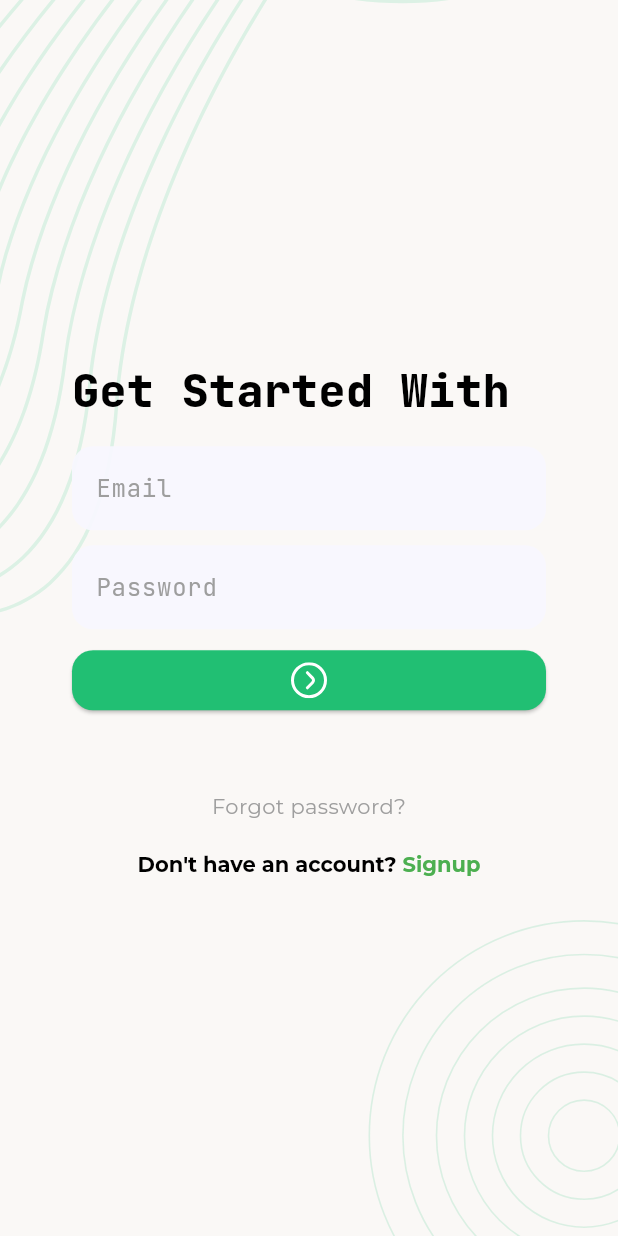
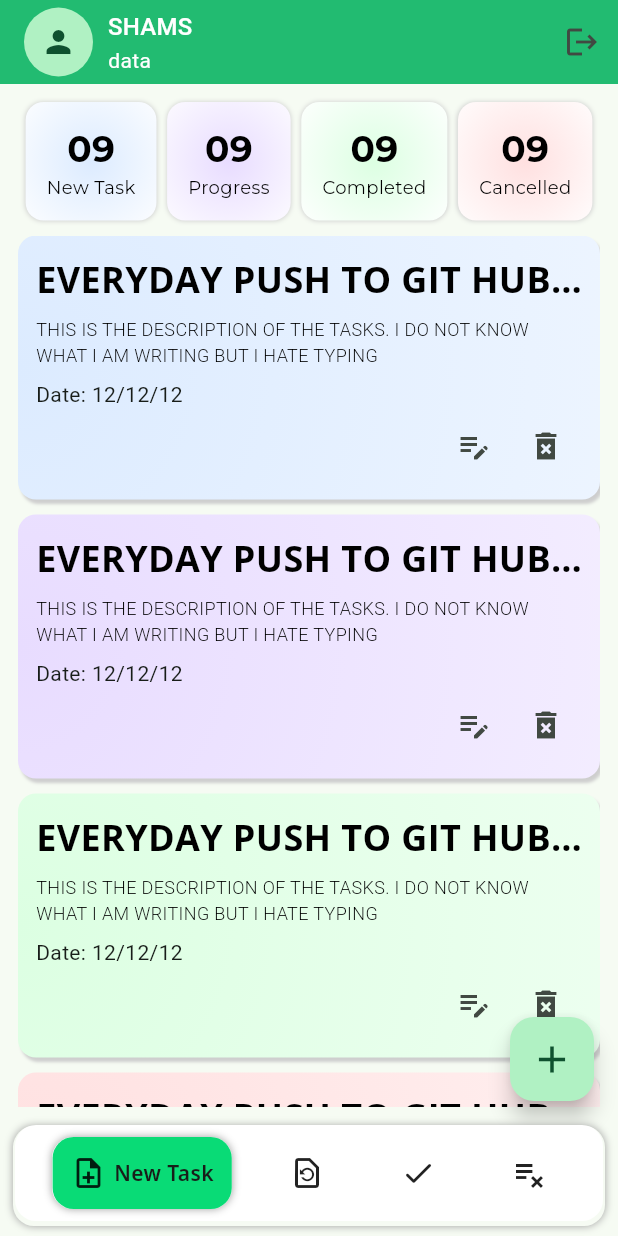
Before and after one commit to shamspahlowan/ostad_task_management, a Flutter app: the screen it shows after launch, after a tap on an icon or button, on a phone screen of 412 x 824 dp. Run offline on Flutter 3.47's test engine with Material 3 defaults, Android fonts, the phone set to English and light mode, and no system bars; our stand-ins replace flutter_svg, google_fonts.

Commit message:
implemented dashboard

```diff
--- a/lib/app.dart
+++ b/lib/app.dart
@@ -15,6 +15,7 @@ class _AppState extends State<App> {
     return MaterialApp(
       debugShowCheckedModeBanner: false,
       theme: ThemeData(
+        colorSchemeSeed: const Color(0xFF21BF73),
         inputDecorationTheme: InputDecorationTheme(
           filled: true,
           fillColor: const Color(0xEDF8F7FF),
--- a/lib/auth/presentation/views/login_view.dart
+++ b/lib/auth/presentation/views/login_view.dart
@@ -5,6 +5,7 @@ import 'package:google_fonts/google_fonts.dart';
 import 'package:ostad_task_management/auth/presentation/views/pswd_reset_email_verify_view.dart';
 import 'package:ostad_task_management/auth/presentation/views/signup_view.dart';
 import 'package:ostad_task_management/auth/presentation/widgets/background.dart';
+import 'package:ostad_task_management/dashboard/presentation/dashboard_view.dart';
 import 'package:ostad_task_management/util/asset_paths.dart';
 
 class LoginView extends StatefulWidget {
@@ -25,6 +26,20 @@ class _LoginViewState extends State<LoginView> {
           return PswdResetEmailVerifyView();
         },
       ),
+    );
+  }
+
+  void _navigateDashboardView() {
+    Navigator.pushAndRemoveUntil(
+      context,
+      MaterialPageRoute(
+        builder: (context) {
+          return DashboardView();
+        },
+      ),
+      (predicate) {
+        return false;
+      },
     );
   }
 
@@ -82,17 +97,7 @@ class _LoginViewState extends State<LoginView> {
                       SizedBox(
                         width: double.infinity,
                         child: ElevatedButton(
-                          onPressed: () {
-                            // this will take to the home screen
-                            // Navigator.push(
-                            //   context,
-                            //   MaterialPageRoute(
-                            //     builder: (context) {
-                            //       return PswdResetEmailVerifyView();
-                            //     },
-                            //   ),
-                            // );
-                          },
+                          onPressed: _navigateDashboardView,
                           child: SvgPicture.asset(
                             AssetPaths.buttonIcon,
                             colorFilter: ColorFilter.mode(
--- a/lib/auth/presentation/widgets/otp_input_field.dart
+++ b/lib/auth/presentation/widgets/otp_input_field.dart
@@ -1,3 +1,5 @@
+import 'dart:math';
+
 import 'package:flutter/material.dart';
 import 'package:google_fonts/google_fonts.dart';
 
@@ -12,12 +14,15 @@ class _OtpInputFieldState extends State<OtpInputField> {
   late final TextEditingController _controller;
   late final FocusNode _focusNode;
   bool isFocused = false;
+  int otp = 100000 + Random.secure().nextInt(900000); // 6-digit secure OTP
 
   @override
   void initState() {
     super.initState();
     _controller = TextEditingController();
     _focusNode = FocusNode();
+
+    print(otp);
 
     _controller.addListener(() {
       setState(() {});
@@ -63,6 +68,52 @@ class _OtpInputFieldState extends State<OtpInputField> {
               keyboardType: TextInputType.number,
               maxLength: 6,
               autofocus: true,
+              textInputAction: TextInputAction.done,
+              onSubmitted: (value) {
+                if (_controller.text.length == 6 &&
+                    int.tryParse(_controller.text.toString()) == otp) {
+                  print(otp);
+                  ScaffoldMessenger.of(context).showSnackBar(
+                    SnackBar(
+                      content: Text(
+                        "entered OTP is $value",
+                        style: TextStyle(
+                          color: Colors.white,
+                          fontWeight: FontWeight.w500,
+                        ),
+                      ),
+                      backgroundColor: Colors.greenAccent,
+                      behavior:
+                          SnackBarBehavior.floating, // makes it float above UI
+                      margin: const EdgeInsets.all(16),
+                      shape: RoundedRectangleBorder(
+                        borderRadius: BorderRadius.circular(12),
+                      ),
+                      duration: const Duration(seconds: 2),
+                    ),
+                  );
+                } else {
+                  ScaffoldMessenger.of(context).showSnackBar(
+                    SnackBar(
+                      content: Text(
+                        "entered OTP is invalid",
+                        style: TextStyle(
+                          color: Colors.white,
+                          fontWeight: FontWeight.w500,
+                        ),
+                      ),
+                      backgroundColor: Colors.redAccent,
+                      behavior: SnackBarBehavior.floating,
+                      margin: const EdgeInsets.all(16),
+                      shape: RoundedRectangleBorder(
+                        borderRadius: BorderRadius.circular(12),
+                      ),
+                      duration: const Duration(seconds: 2),
+                    ),
+                  );
+                  _focusNode.unfocus();
+                }
+              },
             ),
           ),
           Row(
--- /dev/null
+++ b/lib/dashboard/presentation/cancelled_task_view.dart
@@ -0,0 +1,15 @@
+import 'package:flutter/material.dart';
+
+class CancelledTaskView extends StatefulWidget {
+  const CancelledTaskView({super.key});
+
+  @override
+  State<CancelledTaskView> createState() => _CancelledTaskViewState();
+}
+
+class _CancelledTaskViewState extends State<CancelledTaskView> {
+  @override
+  Widget build(BuildContext context) {
+    return Scaffold(body: Center(child: Text("cancel")));
+  }
+}
--- /dev/null
+++ b/lib/dashboard/presentation/completed_task_view.dart
@@ -0,0 +1,15 @@
+import 'package:flutter/material.dart';
+
+class CompletedTaskView extends StatefulWidget {
+  const CompletedTaskView({super.key});
+
+  @override
+  State<CompletedTaskView> createState() => _CompletedTaskViewState();
+}
+
+class _CompletedTaskViewState extends State<CompletedTaskView> {
+  @override
+  Widget build(BuildContext context) {
+    return Scaffold(body: Center(child: Text("completed")));
+  }
+}
--- a/lib/dashboard/presentation/dashboard.dart
+++ /dev/null
@@ -1,17 +0,0 @@
-import 'package:flutter/material.dart';
-
-class Dashboard extends StatefulWidget {
-  const Dashboard({super.key});
-
-  @override
-  State<Dashboard> createState() => _DashboardState();
-}
-
-class _DashboardState extends State<Dashboard> {
-  @override
-  Widget build(BuildContext context) {
-    return Scaffold(
-      appBar: AppBar(),
-    );
-  }
-}
--- /dev/null
+++ b/lib/dashboard/presentation/dashboard_view.dart
@@ -0,0 +1,42 @@
+import 'package:flutter/material.dart';
+import 'package:ostad_task_management/dashboard/presentation/cancelled_task_view.dart';
+import 'package:ostad_task_management/dashboard/presentation/completed_task_view.dart';
+import 'package:ostad_task_management/dashboard/presentation/home_view.dart';
+import 'package:ostad_task_management/dashboard/presentation/progress_task_view.dart';
+import 'package:ostad_task_management/dashboard/widgets/custom_app_bar.dart';
+import 'package:ostad_task_management/dashboard/widgets/custom_navigation_bar.dart';
+
+class DashboardView extends StatefulWidget {
+  const DashboardView({super.key});
+
+  @override
+  State<DashboardView> createState() => _DashboardViewState();
+}
+
+class _DashboardViewState extends State<DashboardView> {
+  int currentIndex = 0;
+
+  final List<Widget> _pages = [
+    HomeView(),
+    ProgressTaskView(),
+    CompletedTaskView(),
+    CancelledTaskView(),
+  ];
+
+  @override
+  Widget build(BuildContext context) {
+    return Scaffold(
+      appBar: CustomAppBar(),
+      body: _pages[currentIndex],
+      bottomNavigationBar: CustomNavigationBar(
+        viewCount: _pages.length,
+        currentIndex: currentIndex,
+        onSelected: (value) {
+          setState(() {
+            currentIndex = value;
+          });
+        },
+      ),
+    );
+  }
+}
--- /dev/null
+++ b/lib/dashboard/presentation/home_view.dart
@@ -0,0 +1,56 @@
+import 'package:flutter/material.dart';
+import 'package:ostad_task_management/dashboard/widgets/progress_track_tile.dart';
+import 'package:ostad_task_management/dashboard/widgets/task_tile.dart';
+import 'package:ostad_task_management/shared/task_status_util.dart';
+
+class HomeView extends StatefulWidget {
+  const HomeView({super.key});
+
+  @override
+  State<HomeView> createState() => _HomeViewState();
+}
+
+class _HomeViewState extends State<HomeView> {
+  List<TaskStatus> statuses = TaskStatus.values;
+  @override
+  Widget build(BuildContext context) {
+    return Scaffold(
+      body: Padding(
+        padding: const EdgeInsets.all(12.0),
+        child: Column(
+          children: [
+            Row(
+              spacing: 2,
+              mainAxisAlignment: MainAxisAlignment.spaceEvenly,
+              children: [
+                ...List.generate(statuses.length, (index) {
+                  return ProgressTrackTile(status: statuses[index]);
+                }),
+                // ProgressTrackTile(status: TaskStatus.newtask),
+                // ProgressTrackTile(status: TaskStatus.progress),
+                // ProgressTrackTile(status: TaskStatus.completed),
+                // ProgressTrackTile(status: TaskStatus.cancelled),
+              ],
+            ),
+            SizedBox(height: 10),
+            Expanded(
+              child: ListView.separated(
+                itemBuilder: (context, index) {
+                  return TaskTile(status: statuses[index % statuses.length]);
+                },
+                separatorBuilder: (context, index) {
+                  return SizedBox(height: 10);
+                },
+                itemCount: 10,
+              ),
+            ),
+          ],
+        ),
+      ),
+      floatingActionButton: FloatingActionButton(
+        onPressed: () {},
+        child: Icon(Icons.add, size: 30),
+      ),
+    );
+  }
+}
--- /dev/null
+++ b/lib/dashboard/presentation/progress_task_view.dart
@@ -0,0 +1,15 @@
+import 'package:flutter/material.dart';
+
+class ProgressTaskView extends StatefulWidget {
+  const ProgressTaskView({super.key});
+
+  @override
+  State<ProgressTaskView> createState() => _ProgressTaskViewState();
+}
+
+class _ProgressTaskViewState extends State<ProgressTaskView> {
+  @override
+  Widget build(BuildContext context) {
+    return Scaffold(body: Center(child: Text("progress")));
+  }
+}
--- /dev/null
+++ b/lib/dashboard/widgets/custom_app_bar.dart
@@ -0,0 +1,62 @@
+import 'package:flutter/material.dart';
+import 'package:ostad_task_management/auth/presentation/views/login_view.dart';
+
+class CustomAppBar extends StatefulWidget implements PreferredSizeWidget {
+  const CustomAppBar({super.key});
+
+  @override
+  State<CustomAppBar> createState() => _CustomAppBarState();
+
+  @override
+  Size get preferredSize => Size.fromHeight(kToolbarHeight);
+}
+
+class _CustomAppBarState extends State<CustomAppBar> {
+  void _navigateLoginView() {
+    Navigator.pushAndRemoveUntil(
+      context,
+      MaterialPageRoute(
+        builder: (context) {
+          return LoginView();
+        },
+      ),
+      (predicate) {
+        return false;
+      },
+    );
+  }
+
+  @override
+  Widget build(BuildContext context) {
+    return AppBar(
+      elevation: 1,
+      backgroundColor: const Color(0xFF21BF73),
+      title: Row(
+        spacing: 10,
+        children: [
+          CircleAvatar(radius: 23, child: Icon(Icons.person)),
+          Column(
+            crossAxisAlignment: CrossAxisAlignment.start,
+            children: [
+              Text(
+                "shams".toUpperCase(),
+                style: Theme.of(
+                  context,
+                ).textTheme.titleMedium?.copyWith(color: Colors.white),
+              ),
+              Text(
+                "data",
+                style: Theme.of(
+                  context,
+                ).textTheme.bodyMedium?.copyWith(color: Colors.white),
+              ),
+            ],
+          ),
+        ],
+      ),
+      actions: [
+        IconButton(onPressed: _navigateLoginView, icon: Icon(Icons.logout)),
+      ],
+    );
+  }
+}
--- /dev/null
+++ b/lib/dashboard/widgets/custom_navigation_bar.dart
@@ -0,0 +1,75 @@
+import 'package:flutter/material.dart';
+import 'package:ostad_task_management/dashboard/widgets/navbar_tile.dart';
+
+class CustomNavigationBar extends StatefulWidget {
+  final int currentIndex;
+  final int viewCount;
+  final ValueChanged<int> onSelected;
+  const CustomNavigationBar({
+    super.key,
+    required this.currentIndex,
+    required this.onSelected,
+    required this.viewCount,
+  });
+
+  @override
+  State<CustomNavigationBar> createState() => _CustomNavigationBarState();
+}
+
+class _CustomNavigationBarState extends State<CustomNavigationBar> {
+  @override
+  Widget build(BuildContext context) {
+    return Container(
+      padding: EdgeInsets.symmetric(horizontal: 12, vertical: 8),
+      margin: EdgeInsets.fromLTRB(10, 0, 10, 10),
+      clipBehavior: Clip.antiAliasWithSaveLayer,
+      decoration: BoxDecoration(
+        color: Colors.white,
+        borderRadius: BorderRadius.circular(14),
+        boxShadow: [
+          BoxShadow(
+            blurRadius: 4,
+            blurStyle: BlurStyle.outer,
+            color: Colors.grey,
+            spreadRadius: 1,
+            offset: Offset(0, 2),
+          ),
+        ],
+      ),
+      child: Row(
+        mainAxisSize: MainAxisSize.max,
+        mainAxisAlignment: MainAxisAlignment.spaceAround,
+        children: [
+          NavbarTile(
+            index: 0,
+            icon: Icon(Icons.note_add_outlined),
+            label: "New Task",
+            isActive: widget.currentIndex == 0,
+            ontap: () => widget.onSelected(0),
+          ),
+          NavbarTile(
+            index: 1,
+            icon: Icon(Icons.restore_page_outlined),
+            label: "Progress",
+            isActive: widget.currentIndex == 1,
+            ontap: () => widget.onSelected(1),
+          ),
+          NavbarTile(
+            index: 2,
+            icon: Icon(Icons.done_rounded),
+            label: "Completed",
+            isActive: widget.currentIndex == 2,
+            ontap: () => widget.onSelected(2),
+          ),
+          NavbarTile(
+            index: 3,
+            icon: Icon(Icons.playlist_remove_outlined),
+            label: "Cancelled",
+            isActive: widget.currentIndex == 3,
+            ontap: () => widget.onSelected(3),
+          ),
+        ],
+      ),
+    );
+  }
+}
--- /dev/null
+++ b/lib/dashboard/widgets/navbar_tile.dart
@@ -0,0 +1,71 @@
+import 'package:flutter/material.dart';
+import 'package:google_fonts/google_fonts.dart';
+
+class NavbarTile extends StatefulWidget {
+  final int index;
+  final bool isActive;
+  final VoidCallback? ontap;
+  final Icon icon;
+  final String label;
+  const NavbarTile({
+    super.key,
+    required this.index,
+    required this.isActive,
+    this.ontap,
+    required this.icon,
+    required this.label,
+  });
+
+  @override
+  State<NavbarTile> createState() => _NavbarTileState();
+}
+
+class _NavbarTileState extends State<NavbarTile> {
+  Color getColor() {
+    if (widget.isActive) {
+      return const Color(0xFF09DB76);
+    } else {
+      return Colors.white;
+    }
+  }
+
+  @override
+  Widget build(BuildContext context) {
+    return GestureDetector(
+      onTap: widget.ontap,
+      child: AnimatedContainer(
+        duration: const Duration(milliseconds: 200),
+        padding: EdgeInsets.all(12),
+        decoration: BoxDecoration(
+          color: getColor(),
+          borderRadius: BorderRadius.circular(14),
+          boxShadow: [
+            if (widget.isActive)
+              BoxShadow(
+                blurRadius: 4,
+                blurStyle: BlurStyle.outer,
+                color: Colors.grey,
+                spreadRadius: 0,
+                offset: Offset(0, 0),
+              ),
+          ],
+        ),
+        child: AnimatedSize(
+          duration: const Duration(milliseconds: 500),
+          child: Row(
+            spacing: 5,
+            mainAxisSize: MainAxisSize.min,
+            children: [
+              widget.icon,
+              if (widget.isActive)
+                Text(
+                  widget.label,
+                  style: GoogleFonts.notoSans(fontWeight: FontWeight.w600),
+                ),
+            ],
+          ),
+        ),
+      ),
+    );
+  }
+}
--- /dev/null
+++ b/lib/dashboard/widgets/progress_track_tile.dart
@@ -0,0 +1,57 @@
+import 'package:flutter/material.dart';
+import 'package:google_fonts/google_fonts.dart';
+import 'package:ostad_task_management/shared/task_status_util.dart';
+
+class ProgressTrackTile extends StatefulWidget {
+  final TaskStatus status;
+  const ProgressTrackTile({super.key, required this.status});
+
+  @override
+  State<ProgressTrackTile> createState() => _ProgressTrackTileState();
+}
+
+class _ProgressTrackTileState extends State<ProgressTrackTile> {
+  @override
+  Widget build(BuildContext context) {
+    return Container(
+      padding: EdgeInsets.all(14),
+      decoration: BoxDecoration(
+        borderRadius: BorderRadius.circular(12),
+        gradient: RadialGradient(
+          colors: [widget.status.getColor, Colors.white],
+          center: Alignment.center,
+          radius: 0.85,
+        ),
+        boxShadow: [
+          BoxShadow(
+            blurRadius: 2,
+            blurStyle: BlurStyle.normal,
+            color: const Color(0xFFCECECE),
+            spreadRadius: 0,
+            offset: Offset(0, 0),
+          ),
+        ],
+      ),
+      child: Column(
+        children: [
+          Text(
+            "09",
+            style: GoogleFonts.montserrat(
+              color: Colors.black,
+              fontWeight: FontWeight.bold,
+              fontSize: 24,
+            ),
+          ),
+          Text(
+            widget.status.getLabel,
+            style: GoogleFonts.montserrat(
+              color: Colors.black,
+              fontWeight: FontWeight.w400,
+              fontSize: 12,
+            ),
+          ),
+        ],
+      ),
+    );
+  }
+}
--- /dev/null
+++ b/lib/dashboard/widgets/task_tile.dart
@@ -0,0 +1,100 @@
+import 'package:flutter/material.dart';
+import 'package:google_fonts/google_fonts.dart';
+import 'package:ostad_task_management/shared/task_status_util.dart';
+
+class TaskTile extends StatefulWidget {
+  final TaskStatus status;
+  const TaskTile({super.key, required this.status});
+
+  @override
+  State<TaskTile> createState() => _TaskTileState();
+}
+
+class _TaskTileState extends State<TaskTile> {
+  @override
+  Widget build(BuildContext context) {
+    return Container(
+      padding: EdgeInsets.all(12),
+      decoration: BoxDecoration(
+        borderRadius: BorderRadius.circular(12),
+        gradient: RadialGradient(
+          colors: [widget.status.getColor, Colors.white],
+          center: Alignment.centerLeft,
+          radius: 4.85,
+        ),
+        boxShadow: [
+          BoxShadow(
+            blurRadius: 1,
+            blurStyle: BlurStyle.normal,
+            color: const Color(0xFFCECECE),
+            spreadRadius: 0,
+            offset: Offset(2, 3),
+          ),
+        ],
+      ),
+      child: Column(
+        crossAxisAlignment: CrossAxisAlignment.start,
+        children: [
+          Text(
+            "Everyday push to git hub and more".toUpperCase(),
+            maxLines: 1,
+            overflow: TextOverflow.ellipsis,
+            style: GoogleFonts.openSans(
+              color: Colors.black,
+              fontSize: 24,
+              fontWeight: FontWeight.bold,
+            ),
+          ),
+          SizedBox(height: 8),
+          Text(
+            "This is the description of the tasks. i do not know what i am writing but i hate typing"
+                .toUpperCase(),
+            maxLines: 2,
+            overflow: TextOverflow.ellipsis,
+            style: GoogleFonts.roboto(
+              color: Colors.black,
+              fontSize: 12,
+              fontWeight: FontWeight.w300,
+            ),
+          ),
+          SizedBox(height: 8),
+          Text("Date: 12/12/12"),
+          Row(
+            children: [
+              // Container(
+              //   padding: EdgeInsets.symmetric(horizontal: 32, vertical: 8),
+              //   decoration: BoxDecoration(
+              //     borderRadius: BorderRadius.circular(18),
+              //     gradient: RadialGradient(
+              //       colors: [widget.status.getColor, Colors.white],
+              //       center: Alignment.bottomLeft,
+              //       radius: 5,
+              //     ),
+              //     boxShadow: [
+              //       BoxShadow(
+              //         blurRadius: 2,
+              //         blurStyle: BlurStyle.normal,
+              //         color: const Color.fromARGB(255, 255, 255, 255),
+              //         spreadRadius: 0,
+              //         offset: Offset(0, 0),
+              //       ),
+              //     ],
+              //   ),
+              //   child: Text("data"),
+              // ),
+              Expanded(child: SizedBox()),
+              IconButton(
+                onPressed: () {},
+                icon: Icon(Icons.edit_note_outlined),
+              ),
+              IconButton(
+                onPressed: () {},
+                icon: Icon(Icons.delete_forever_sharp),
+              ),
+            ],
+          ),
+        ],
+      ),
+    );
+  }
+}
--- /dev/null
+++ b/lib/shared/task_manager.dart
@@ -0,0 +1 @@
+class TaskManager {}
--- /dev/null
+++ b/lib/shared/task_model.dart
@@ -0,0 +1,15 @@
+import 'package:ostad_task_management/shared/task_status_util.dart';
+
+class TaskModel {
+  final String title;
+  final String description;
+  final DateTime date;
+  final TaskStatus status;
+
+  TaskModel({
+    required this.title,
+    required this.description,
+    required this.date,
+    required this.status,
+  });
+}
--- /dev/null
+++ b/lib/shared/task_status_util.dart
@@ -0,0 +1,31 @@
+import 'package:flutter/material.dart';
+
+enum TaskStatus { newtask, progress, completed, cancelled }
+
+extension TaskStatusUtil on TaskStatus {
+  Color get getColor {
+    switch (this) {
+      case TaskStatus.cancelled:
+        return const Color(0xFFFFE0E0);
+      case TaskStatus.newtask:
+        return const Color(0xFFDCEBFF);
+      case TaskStatus.completed:
+        return const Color(0xFFDCFFE2);
+      case TaskStatus.progress:
+        return const Color(0xFFE8DCFF);
+    }
+  }
+
+  String get getLabel {
+    switch (this) {
+      case TaskStatus.cancelled:
+        return "Cancelled";
+      case TaskStatus.newtask:
+        return "New Task";
+      case TaskStatus.completed:
+        return "Completed";
+      case TaskStatus.progress:
+        return "Progress";
+    }
+  }
+}
```
